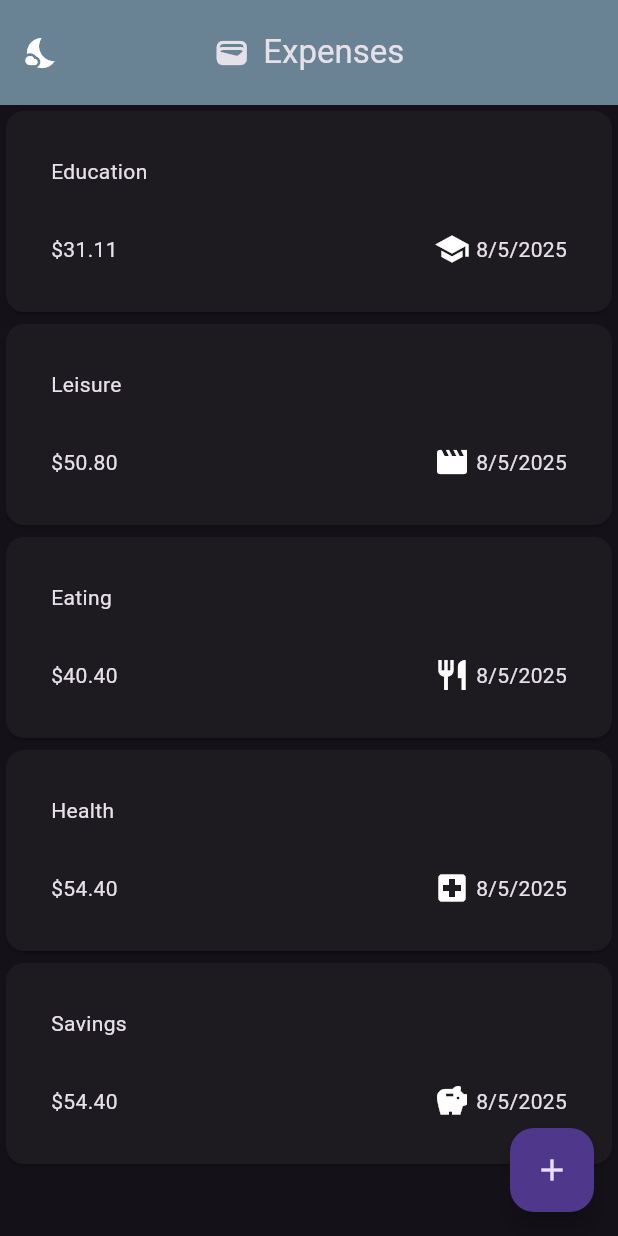
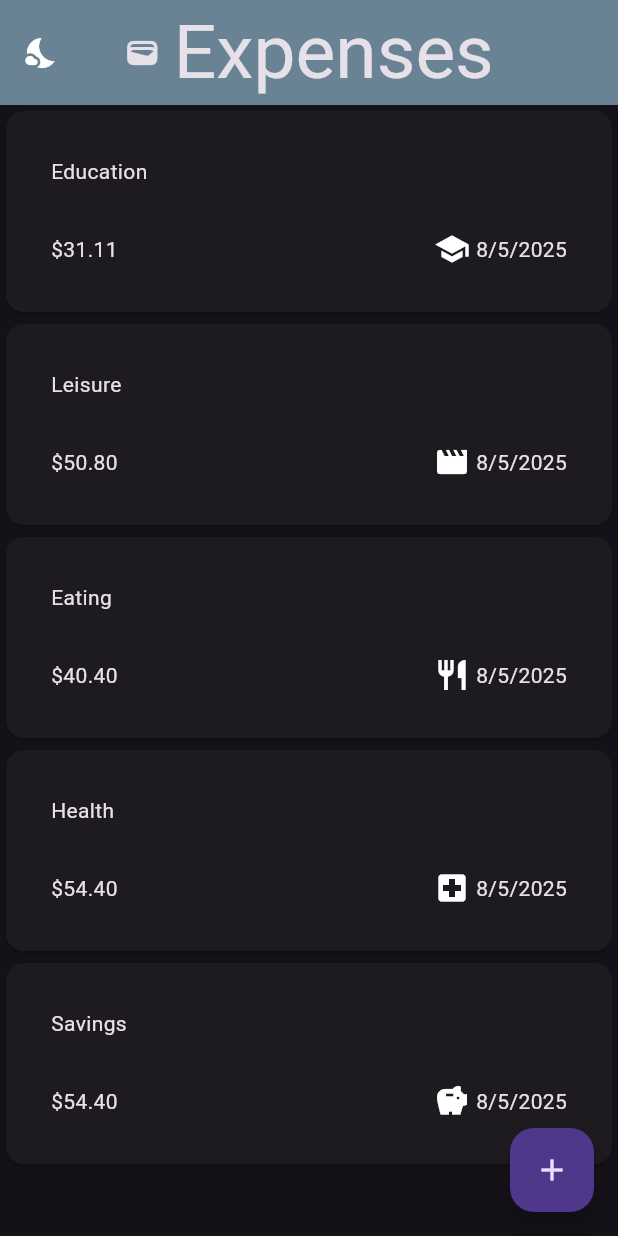
Before and after one commit to Manar-Elhabbal7/Expenses, a Flutter app: the screen it shows after launch, after a tap on the "wb sunny" icon, on a phone screen of 412 x 824 dp. Run offline on Flutter 3.47's test engine with Material 3 defaults, Android fonts, the phone set to English and light mode, and no system bars; our stand-ins replace google_fonts, loading_animation_widget; Roboto replaces fonts that are missing (Ubuntu).

Commit message:
the last dance

```diff
--- a/lib/expenses_list/add_expense.dart
+++ b/lib/expenses_list/add_expense.dart
@@ -98,8 +98,10 @@ class _AddExpenseState extends State<AddExpense> {
             TextField(
               controller: _titleController,
               maxLength: 30,
+
               decoration: const InputDecoration(
                 border: OutlineInputBorder(),
+
                 labelText: 'Title',
                 hintText: 'Enter title',
               ),
@@ -113,12 +115,14 @@ class _AddExpenseState extends State<AddExpense> {
                   child: TextField(
                     controller: _amountController,
                     maxLength: 10,
+
                     keyboardType: TextInputType.number,
                     decoration: const InputDecoration(
                       border: OutlineInputBorder(),
                       prefixText: '\$ ',
                       labelText: 'Amount',
                       hintText: 'Enter amount',
+
                     ),
                   ),
                 ),
--- a/lib/expenses_list/my_expenses.dart
+++ b/lib/expenses_list/my_expenses.dart
@@ -64,8 +64,10 @@ class _ExpensesState extends State<Expenses> {
             const SizedBox(width: 9),
             Text(
               'Expenses',
+
               style: GoogleFonts.ubuntu(
                 textStyle: Theme.of(context).textTheme.titleLarge,
+                fontSize: 50
               ),
             ),
           ],
--- a/lib/models/splash_screen.dart
+++ b/lib/models/splash_screen.dart
@@ -47,14 +47,14 @@ class _SplashScreenState extends State<SplashScreen> {
               'Expenses',
               style: GoogleFonts.pacifico(
                 textStyle: const TextStyle(
-                  fontSize: 80,
+                  fontSize: 90,
                   fontWeight: FontWeight.w100,
                   color: Colors.white,
                 ),
               ),
             ),
             const SizedBox(height: 20),
-            Image.asset('assets/wallet_logo.png', height: 220, width: 220),
+            Image.asset('assets/wallet_logo.png', height: 300, width: 300),
 
             const SizedBox(height: 30),
             LoadingAnimationWidget.twistingDots(
--- a/pubspec.yaml
+++ b/pubspec.yaml
@@ -38,6 +38,7 @@ dependencies:
   uuid: ^4.5.1
   loading_animation_widget: ^1.3.0
   intl: ^0.20.2
+  flutter_native_splash: ^2.4.6
 
 dev_dependencies:
   flutter_test:
```
Also changed, not shown: pubspec.lock, 1 other file.
